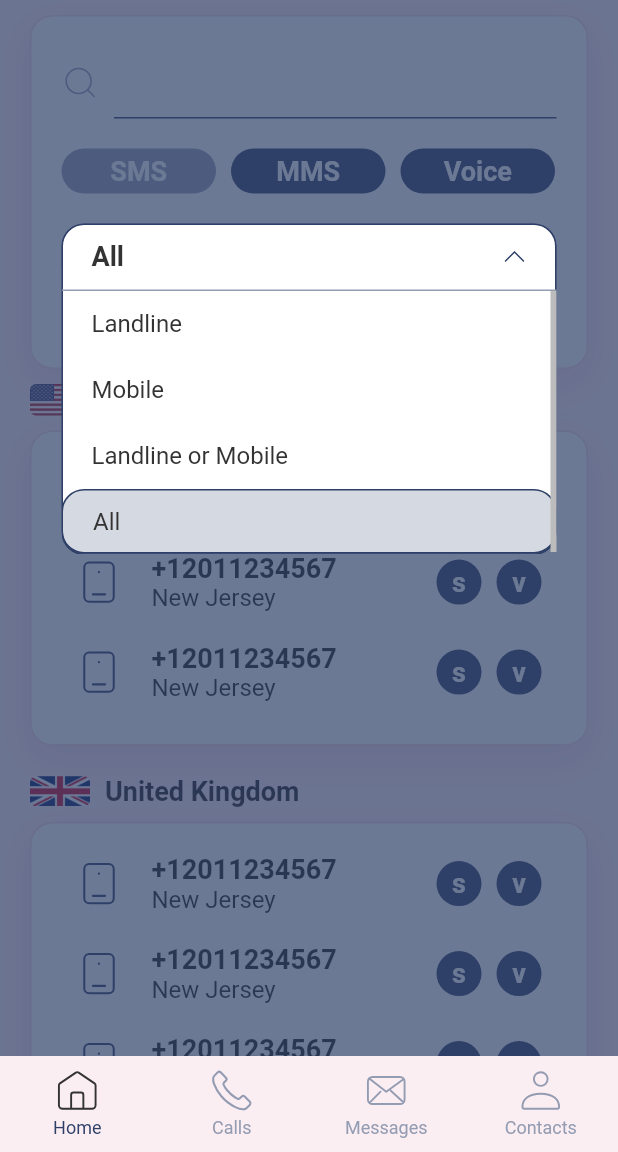
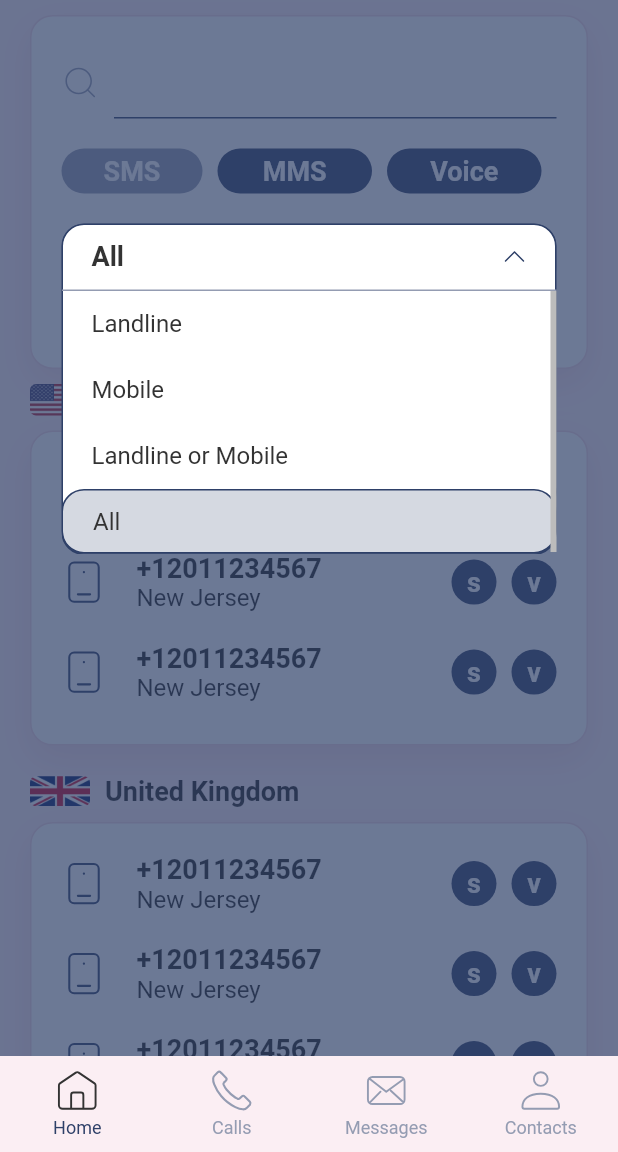
Before and after one commit to dariaKretiuk/test_project_flutter, a Flutter app: the screen it shows after launch, after a tap on "All", on a phone screen of 412 x 824 dp, the part 84-1236 px from its top. Run offline on Flutter 3.47's test engine with Material 2 defaults, Android fonts, the phone set to English and light mode, and no system bars; our stand-ins replace dio, flutter_bloc, flutter_svg, fluttertoast, get_it, mask_text_input_formatter and 1 more.

Commit message:
small bug fix

```diff
--- a/lib/pages/main_page.dart/components/filters_phone.dart
+++ b/lib/pages/main_page.dart/components/filters_phone.dart
@@ -58,7 +58,7 @@ class _FiltersPhonesWidgetState extends State<FiltersPhonesWidget> {
                     onPressed: () {
                       UserCubit.read(context).saveTypeMessage(TypeMessage.sms);
                     },
-                    width: MediaQuery.of(context).size.width * 0.25,
+                    width: (MediaQuery.of(context).size.width - 130) / 3,
                   ),
                   const SizedBox(
                     width: 10,
--- a/lib/pages/main_page.dart/main_page.dart
+++ b/lib/pages/main_page.dart/main_page.dart
@@ -78,29 +78,20 @@ class _MainPageState extends State<MainPage> {
         ),
         body: SingleChildScrollView(
             scrollDirection: Axis.vertical,
-            child: SizedBox(
-              height: MediaQuery.of(context).size.height,
             child: Column(
               children: [
                 const FiltersPhonesWidget(),
-                  Expanded(
-                    child: ListView.builder(
-                      shrinkWrap: false,
-                      physics: const NeverScrollableScrollPhysics(),
-                      itemCount: userState.user.groupCountryPhones.length,
-                      itemBuilder: (context, index) {
+                Column(
+                    children: userState.user.groupCountryPhones.map((item) {
                   return Padding(
                     padding: const EdgeInsets.only(bottom: 20),
                     child: CountryWidget(
-                            country: userState.user.groupCountryPhones[index],
-                            pathImage: _resultPathImage(userState.user.groupCountryPhones[index].nameCountry),
+                      country: item,
+                      pathImage: _resultPathImage(item.nameCountry),
                     ),
                   );
-                      },
-                    ),
-                  ),
+                }).toList()),
               ],
-              ),
             )),
       ),
     );
--- a/lib/widgets/main_page_widgets/country_widget.dart
+++ b/lib/widgets/main_page_widgets/country_widget.dart
@@ -62,7 +62,7 @@ class _CountryWidgetState extends State<CountryWidget> {
               ),
               height: widget.country.groupPhoneNumber.length * 70,
               child: Padding(
-                padding: const EdgeInsets.symmetric(horizontal: 30, vertical: 10),
+                padding: const EdgeInsets.symmetric(horizontal: 20, vertical: 10),
                 child: ListView.builder(
                   shrinkWrap: false,
                   physics: const NeverScrollableScrollPhysics(),
```
Lines whose indentation alone changed are shown as unchanged.
